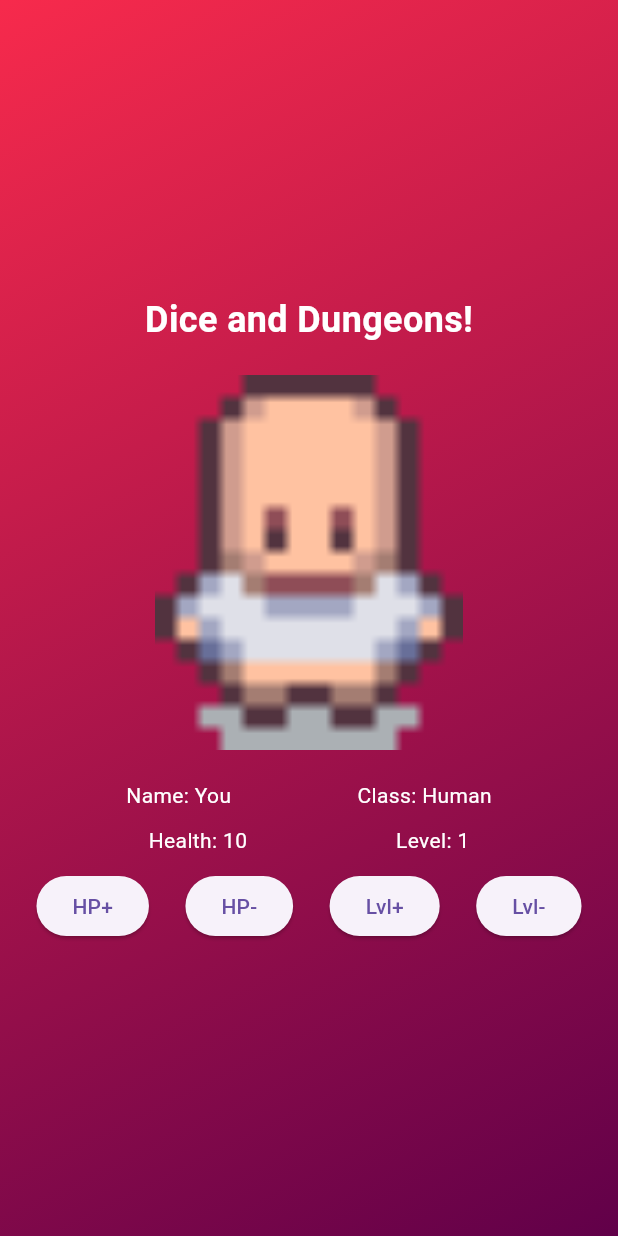
After one commit to RealEeveahy/dice-n-dungeon, a Flutter app: the screen it shows after launch, after a tap on "HP+", after a tap on "HP-", on a phone screen of 412 x 824 dp. The commit adds this screen. Run offline on Flutter 3.47's test engine with Material 3 defaults, Android fonts, the phone set to English and light mode, and no system bars.

Commit message:
Workshop 2

```diff
--- a/lib/main.dart
+++ b/lib/main.dart
@@ -1,38 +1,13 @@
+//import 'package:dice_dungeons_one/ws2.dart';
 import 'package:flutter/material.dart';
+import 'package:dice_dungeons_one/player.dart';
 
 // This is the entry point of the Flutter app.
 // The 'main' function runs first when the app starts.
+
 void main() {
-  runApp(MyApp());
+  runApp(MaterialApp(
+    home: PlayerScreen(),
+    debugShowCheckedModeBanner: false,
+  ));
 }
-
-class MyApp extends StatelessWidget {
-  const MyApp({super.key});
-
-  // This widget is the root of your application.
-  @override
-  Widget build(BuildContext context) {
-    return MaterialApp(
-      // Scaffold provides a basic visual structure for the screen,
-      // including app bars, floating action buttons, drawers, etc.
-      home: Scaffold(
-        // AppBar is a widget that appears at the top of the screen.
-        // It typically holds the title of the page or app.
-        appBar: AppBar(
-          // The title of the AppBar is a Text widget.
-          title: Text('Dice and Dungeons!'),
-        ),
-
-        // The body of the screen appears below the AppBar.
-        // Since there's no Center widget wrapping this,
-        // the text will be aligned to the top-left by default.
-        body: Text(
-          'Dice and Dungeons!',
-          // TextStyle allows us to change how the text looks.
-          // Here we set the font size to 24.
-          style: TextStyle(fontSize: 24),
-        ),
-      ),
-    );
-  }
-}
--- /dev/null
+++ b/lib/player.dart
@@ -0,0 +1,147 @@
+// Import the Flutter Material package that provides ready-to-use Material Design widgets.
+import 'package:flutter/material.dart';
+
+
+// Define a stateful widget to manage dynamic player stats.
+class PlayerScreen extends StatefulWidget {
+  const PlayerScreen({super.key});
+
+  // Directly return the state object without using an abstract class.
+  @override
+  State createState() {
+    return _PlayerScreenState();
+  }
+}
+
+class _PlayerScreenState extends State {
+    int health = 10;
+    int level = 1;
+
+    final String playerName = 'You';
+    final String playerClass = 'Human';
+
+    void increaseHealth() {
+      setState(() {
+        health++;
+      });
+    }
+    void decreaseHealth() {
+      setState(() {
+        health--;
+      });
+    }
+
+    void increaseLevel() {
+      setState(() {
+        level++;
+      });
+    }
+
+    void decreaseLevel() {
+      setState(() {
+        level++;
+      });
+    }
+
+  @override
+  Widget build(BuildContext context) {
+    // Scaffold provides the basic structure/layout for the screen (like AppBar, Body, etc.).
+    return Scaffold(
+      // We set the background to transparent so that the gradient below can show through.
+      backgroundColor: Colors.transparent,
+
+      // The main body of the screen is a container with a gradient background.
+      body: Container(
+        width: double.infinity, // Make the container take up the full screen width.
+        height: double.infinity, // Make the container take up the full screen height.
+
+        // BoxDecoration lets us apply visual styling to the container.
+        decoration: const BoxDecoration(
+          // We apply a linear gradient from top-left to bottom-right.
+          gradient: LinearGradient(
+            begin: Alignment.topLeft,
+            end: Alignment.bottomRight,
+            colors: [
+              Color.fromARGB(255, 247, 42, 76), // Light red
+              Color.fromARGB(255, 97, 0, 73), // Deep purple
+            ],
+          ),
+        ),
+
+        // Column widget lays out its children vertically.
+        child: Column(
+          mainAxisAlignment: MainAxisAlignment.center, // Center everything vertically.
+          children: [
+            // Title text at the top of the screen.
+            const Text(
+              'Dice and Dungeons!',
+              style: TextStyle(
+                fontWeight: FontWeight.bold,
+                fontSize: 24,
+                color: Colors.white, // White text to contrast the dark background.
+              ),
+            ),
+
+            const SizedBox(height: 20), // Spacer between text and image.
+
+            // Display the player image (must be in your assets folder).
+            // Character image
+            Image.asset(
+              'assets/images/player.png',
+              height: 250,
+              fit: BoxFit.contain,
+            ),
+
+            const SizedBox(height: 20), // Spacer between image and labels.
+
+            // Row to display Name and Class labels.
+            Row(
+              mainAxisAlignment: MainAxisAlignment.spaceEvenly, // Space them evenly across the row.
+              children: const [
+                Text('Name: You', style: TextStyle(color: Colors.white)),
+                Text('Class: Human', style: TextStyle(color: Colors.white)),
+              ],
+            ),
+
+            const SizedBox(height: 10), // Spacer between rows.
+
+            // Row to display Health and Level labels.
+            Row(
+              mainAxisAlignment: MainAxisAlignment.spaceEvenly,
+              children: [
+                Text('Health: $health', style: const TextStyle(color: Colors.white)),
+                Text('Level: $level', style: const TextStyle(color: Colors.white)),
+              ],
+            ),
+
+            const SizedBox(height: 10), // Spacer between labels and buttons.
+
+            // Row containing four buttons to control HP and Level (currently inactive).
+            Row(
+              mainAxisAlignment: MainAxisAlignment.spaceEvenly,
+              children: [
+                // Each button currently has no functionality (empty onPressed).
+                ElevatedButton(
+                  onPressed: () {increaseHealth();}, // Placeholder for future logic to increase HP.
+                  child: const Text('HP+'),
+                ),
+                ElevatedButton(
+                  onPressed: () {decreaseHealth();}, // Placeholder to decrease HP.
+                  child: const Text('HP-'),
+                ),
+                ElevatedButton(
+                  onPressed: () {increaseLevel();}, // Placeholder to increase level.
+                  child: const Text('Lvl+'),
+                ),
+                ElevatedButton(
+                  onPressed: () {decreaseLevel();}, // Placeholder to decrease level.
+                  child: const Text('Lvl-'),
+                ),
+              ],
+            ),
+          ],
+        ),
+      ),
+    );
+  }
+}
--- a/pubspec.yaml
+++ b/pubspec.yaml
@@ -20,6 +20,8 @@ version: 1.0.0+1
 
 environment:
   sdk: ^3.8.1
+
+
 
 # Dependencies specify other packages that your package needs in order to work.
 # To automatically upgrade your package dependencies to the latest versions
@@ -51,7 +53,6 @@ dev_dependencies:
 
 # The following section is specific to Flutter packages.
 flutter:
-
   # The following line ensures that the Material Icons font is
   # included with your application, so that you can use the icons in
   # the material Icons class.
@@ -62,6 +63,8 @@ flutter:
   #   - images/a_dot_burr.jpeg
   #   - images/a_dot_ham.jpeg
 
+  assets:
+    - assets/images/player.png
   # An image asset can refer to one or more resolution-specific "variants", see
   # https://flutter.dev/to/resolution-aware-images
 
```
Also changed, not shown: lib/ws2.dart (added, +53 -0 lines), assets/images/player.png (added).
